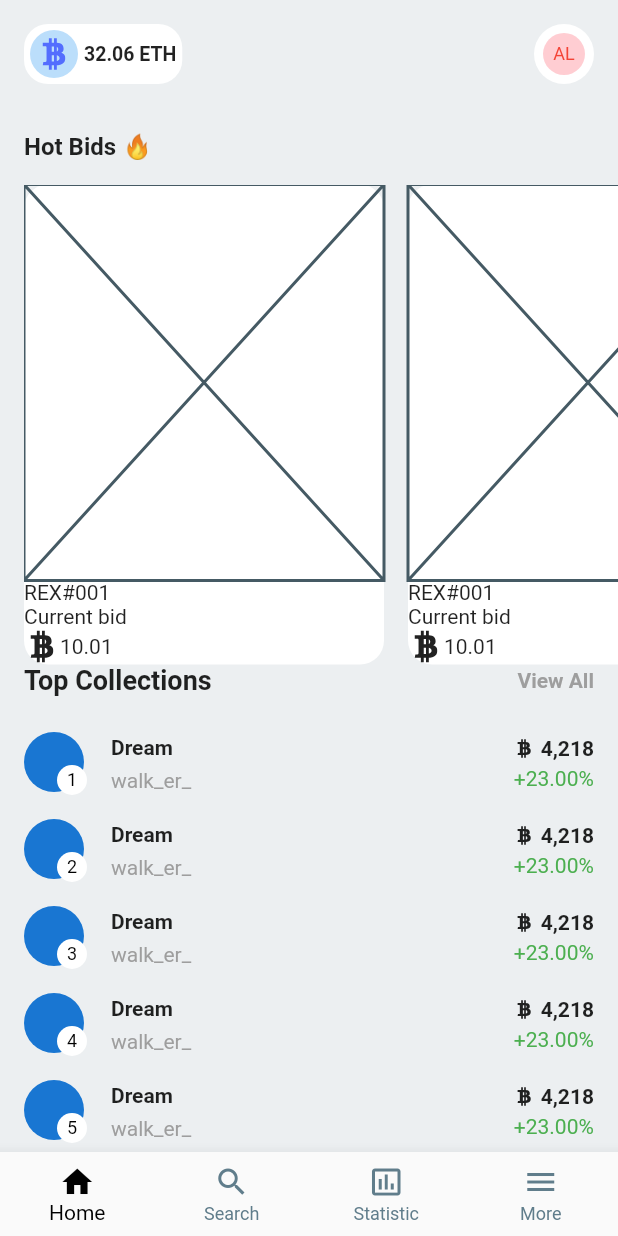
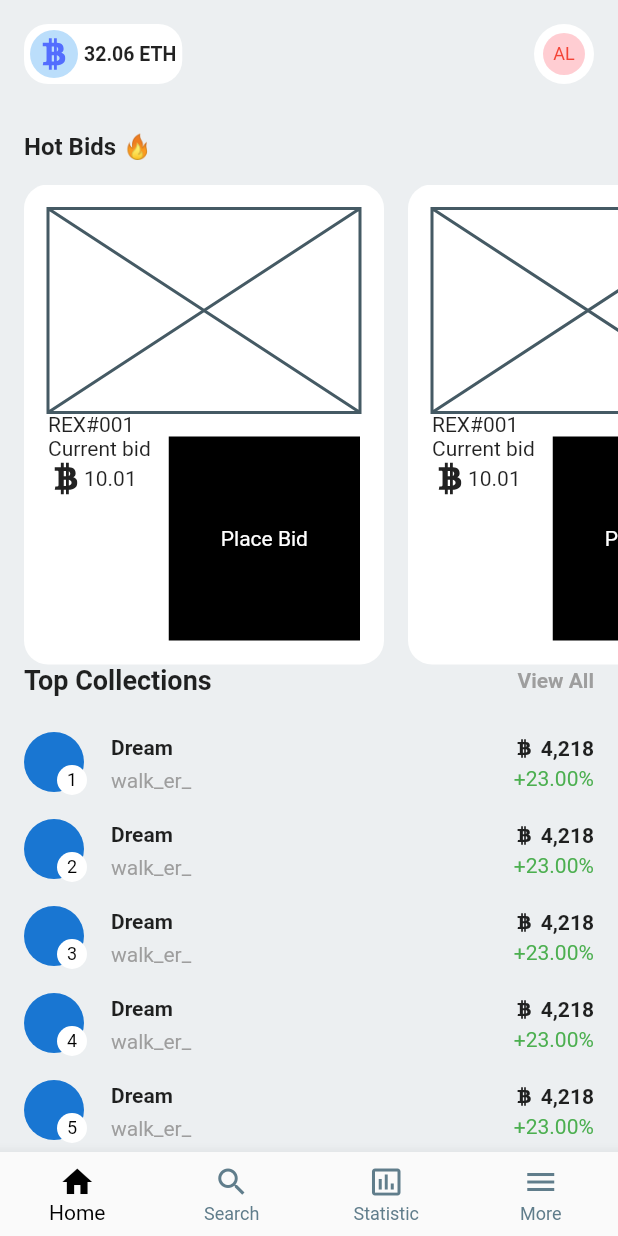
Before and after one commit to JAICHANGPARK/flutter_notebook_17th_story, a Flutter app: the screen it shows after launch, on a phone screen of 412 x 824 dp. Run offline on Flutter 3.47's test engine with Material 2 defaults, Android fonts, the phone set to English and light mode, and no system bars; our stand-ins replace flutter_riverpod, ionicons.

Commit message:
Update nft_main_page.dart

```diff
--- a/lib/ep1001_nft_app/src/ui/nft_main_page.dart
+++ b/lib/ep1001_nft_app/src/ui/nft_main_page.dart
@@ -86,17 +86,20 @@ class NftMainPage extends ConsumerWidget {
                           padding: const EdgeInsets.only(right: 16),
                           child: Container(
                             width: 240,
-
                             decoration: BoxDecoration(
                               color: Colors.white,
                               borderRadius: BorderRadius.circular(16),
                             ),
+                            padding: EdgeInsets.all(16),
                             child: Column(
                               crossAxisAlignment: CrossAxisAlignment.start,
                               children: [
                                 const Expanded(child: const Placeholder()),
-                                const Text("REX#001",),
-                                Row(
+                                const Text(
+                                  "REX#001",
+                                ),
+                                Expanded(
+                                  child: Row(
                                     children: [
                                       Column(
                                         crossAxisAlignment: CrossAxisAlignment.start,
@@ -106,13 +109,29 @@ class NftMainPage extends ConsumerWidget {
                                             children: [
                                               const Icon(Ionicons.logo_bitcoin),
                                               const Text("10.01"),
-
-                                          ],
-                                        )
                                             ],
                                           ),
-
                                         ],
+                                      ),
+                                      SizedBox(
+                                        width: 12,
+                                      ),
+                                      Expanded(
+                                          child: Container(
+                                        decoration: BoxDecoration(
+                                          color: Colors.black,
+                                        ),
+                                        child: Center(
+                                          child: Text(
+                                            "Place Bid",
+                                            style: TextStyle(
+                                              color: Colors.white,
+                                            ),
+                                          ),
+                                        ),
+                                      ))
+                                    ],
+                                  ),
                                 )
                               ],
                             ),
```
Lines whose indentation alone changed are shown as unchanged.
